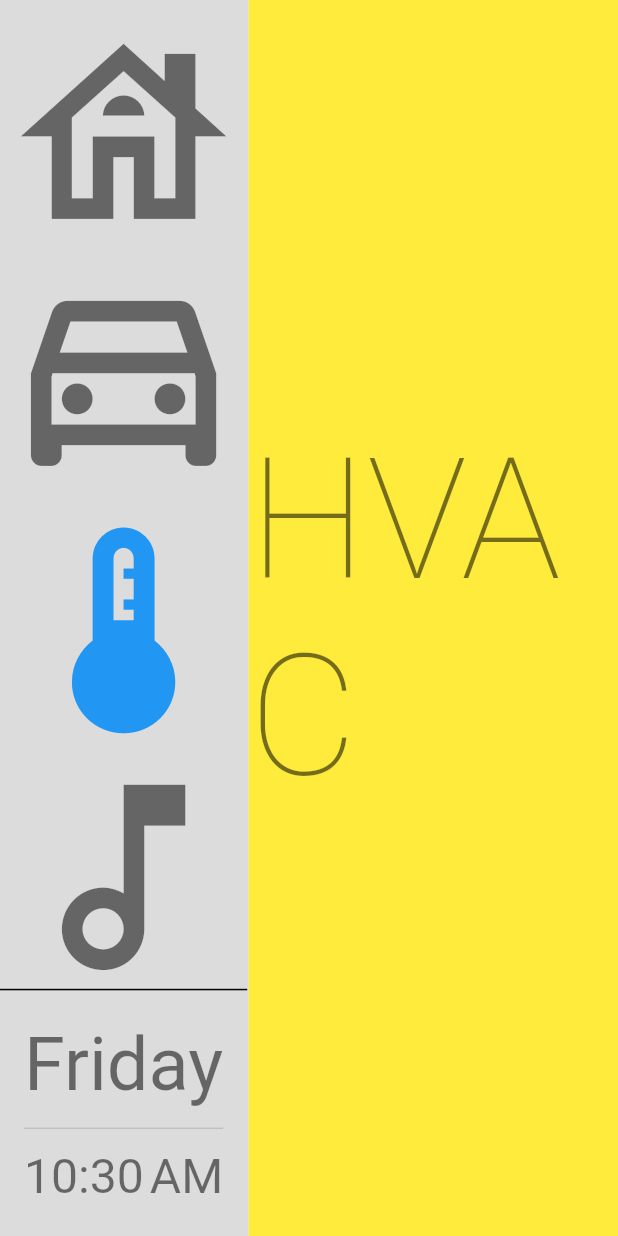
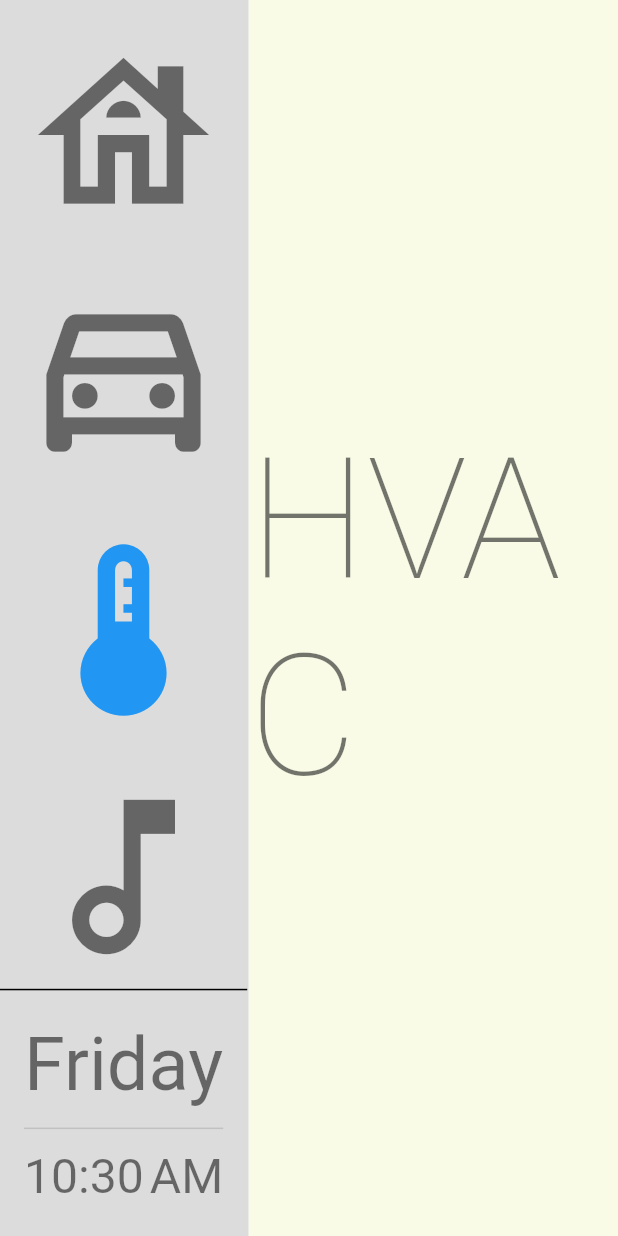
Before and after one commit to felipeerias/flutter_homescreen, a Flutter app: the screen it shows after launch, after a tap on "Dashboard", after a tap on "HVAC", on a phone screen of 412 x 824 dp. Run offline on Flutter 3.47's test engine with Material 2 defaults, Android fonts, the phone set to English and light mode, and no system bars.

Commit message:
Visual appearance of main navigation

```diff
--- a/lib/homescreen.dart
+++ b/lib/homescreen.dart
@@ -28,7 +28,8 @@
   @override
   Widget build(BuildContext context) {
     var screenHeight = MediaQuery.of(context).size.height;
-    var iconSize = screenHeight / 5;
+    var iconSize = screenHeight / 6;
+    var railSize = screenHeight / 5;
 
     return Scaffold(
       body: Row(
@@ -39,8 +40,9 @@
                 backgroundColor: Colors.black12,
                 selectedIndex: _selectedIndex,
                 groupAlignment: -1.0,
-                minWidth: iconSize,
+                minWidth: railSize,
                 // leading widget?
+                // leading: Icon(Icons.house_outlined, size: iconSize),
                 // trailing widget does not expand to bottom
                 onDestinationSelected: (int index) {
                   setNavigationIndex(index);
@@ -82,7 +84,7 @@
                 left: 0,
                 right: 0,
                 // This is the info widget with time, date, etc.
-                child: ClockWiddget(size: iconSize),
+                child: ClockWiddget(size: railSize),
               )
             ],
           ),
--- a/lib/page_dashboard.dart
+++ b/lib/page_dashboard.dart
@@ -5,14 +5,71 @@
 
   @override
   Widget build(BuildContext context) {
+    var screenHeight = MediaQuery.of(context).size.height;
+    var iconSize = screenHeight / 8;
+
     return Container(
-      color: Colors.lightGreen,
+      color: Colors.indigo.shade50,
       constraints: BoxConstraints.expand(),
       alignment: Alignment.center,
-      child: Text(
-        'Dashboard',
-        style: Theme.of(context).textTheme.headline1,
-        ),
+      child: Column(
+        mainAxisAlignment: MainAxisAlignment.spaceAround,
+        children: [
+          Text(
+            '0 kpm',
+            style: Theme.of(context).textTheme.headline4,
+          ),
+          Row(
+            mainAxisAlignment: MainAxisAlignment.spaceAround,
+            children: [
+              Column(
+                mainAxisAlignment: MainAxisAlignment.spaceAround,
+                children: [
+                  Text(
+                    'Left front tire',
+                    style: Theme.of(context).textTheme.headline4,
+                  ),
+                  Text(
+                    'Left rear tire',
+                    style: Theme.of(context).textTheme.headline4,
+                  ),
+                ],
+              ),
+              Icon(
+                Icons.drive_eta,
+                size: iconSize,
+                color: Colors.indigo.shade800,
+              ),
+              Column(
+                mainAxisAlignment: MainAxisAlignment.spaceAround,
+                children: [
+                  Text(
+                    'Right front tire',
+                    style: Theme.of(context).textTheme.headline4,
+                  ),
+                  Text(
+                    'Right rear tire',
+                    style: Theme.of(context).textTheme.headline4,
+                  ),
+                ],
+              ),
+            ],
+          ),
+          Row(
+            mainAxisAlignment: MainAxisAlignment.spaceAround,
+            children: [
+              Text(
+                'RPM',
+                style: Theme.of(context).textTheme.headline4,
+              ),
+              Text(
+                'Fuel',
+                style: Theme.of(context).textTheme.headline4,
+              ),
+            ],
+          )
+        ],
+      ),
     );
   }
 }
--- a/lib/page_home.dart
+++ b/lib/page_home.dart
@@ -11,7 +11,7 @@
     final double spacing = MediaQuery.of(context).size.width / 32;
     final double runSpacing = spacing / 2;
     return Container(
-        color: Colors.white,
+        color: Colors.lightBlue.shade50,
         constraints: BoxConstraints.expand(),
         alignment: Alignment.center,
         child: Wrap(
@@ -35,15 +35,15 @@
         style: OutlinedButton.styleFrom(
           shape: CircleBorder(),
           padding: EdgeInsets.all(padding),
-          primary: Colors.blue,
-          side: BorderSide(width: border, color: Colors.lightBlue.shade50)
+          primary: Colors.lightBlue.shade400,
+            side: BorderSide(width: border, color: Colors.lightBlue.shade400)
         ),
         onPressed: () {
           onSetNavigationIndex(tabPosition);
         },
         child: Icon(
           icon,
-          color: Colors.blue,
+          color: Colors.lightBlue.shade800,
           size: size / 2,
         ),
       ),
--- a/lib/page_hvac.dart
+++ b/lib/page_hvac.dart
@@ -6,7 +6,7 @@
   @override
   Widget build(BuildContext context) {
     return Container(
-      color: Colors.yellow,
+      color: Colors.lime.shade50,
       constraints: BoxConstraints.expand(),
       alignment: Alignment.center,
       child: Text(
--- a/lib/page_media.dart
+++ b/lib/page_media.dart
@@ -7,7 +7,7 @@
   @override
   Widget build(BuildContext context) {
     return Container(
-      color: Colors.lightBlue,
+      color: Colors.deepPurple.shade50,
       constraints: BoxConstraints.expand(),
       alignment: Alignment.center,
       child: Text(
```
